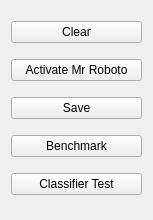
Old version of the form BIAL-GUI/src/livewirewidget.ui in the repository GIBIS-UNIFESP/BIAL.
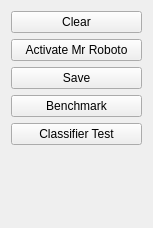
New version of the form.

Diff of the .ui file:
```diff
--- a/BIAL-GUI/src/livewirewidget.ui
+++ b/BIAL-GUI/src/livewirewidget.ui
@@ -7,7 +7,7 @@
     <x>0</x>
     <y>0</y>
     <width>153</width>
-    <height>220</height>
+    <height>228</height>
    </rect>
   </property>
   <property name="sizePolicy">
@@ -55,6 +55,19 @@
      </property>
     </widget>
    </item>
+   <item>
+    <spacer name="verticalSpacer">
+     <property name="orientation">
+      <enum>Qt::Vertical</enum>
+     </property>
+     <property name="sizeHint" stdset="0">
+      <size>
+       <width>20</width>
+       <height>40</height>
+      </size>
+     </property>
+    </spacer>
+   </item>
   </layout>
  </widget>
  <resources/>
```
